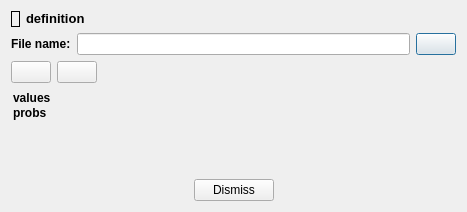
Qt form dialogs/valuespairsdialog.ui (PauloCarvalhoRJ/gammaray) before a commit.
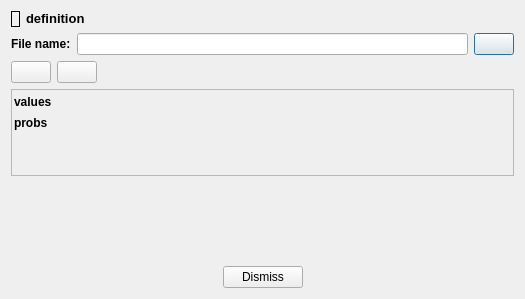
The same form after that commit. Icons and pictures are not drawn.

Commit message: CategoryDefinition: the CategoryPDF editor dialog (ValuesPairsDialog) can work with tens of entries.

Diff of the .ui file:
```diff
--- a/dialogs/valuespairsdialog.ui
+++ b/dialogs/valuespairsdialog.ui
@@ -6,8 +6,8 @@
    <rect>
     <x>0</x>
     <y>0</y>
-    <width>467</width>
-    <height>212</height>
+    <width>525</width>
+    <height>299</height>
    </rect>
   </property>
   <property name="windowTitle">
@@ -121,6 +121,45 @@
     </layout>
    </item>
    <item>
+    <widget class="QScrollArea" name="scrollArea">
+     <property name="sizePolicy">
+      <sizepolicy hsizetype="Expanding" vsizetype="Expanding">
+       <horstretch>0</horstretch>
+       <verstretch>0</verstretch>
+      </sizepolicy>
+     </property>
+     <property name="verticalScrollBarPolicy">
+      <enum>Qt::ScrollBarAlwaysOff</enum>
+     </property>
+     <property name="widgetResizable">
+      <bool>true</bool>
+     </property>
+     <widget class="QWidget" name="scrollAreaWidgetContents">
+      <property name="geometry">
+       <rect>
+        <x>0</x>
+        <y>0</y>
+        <width>505</width>
+        <height>76</height>
+       </rect>
+      </property>
+      <layout class="QHBoxLayout" name="horizontalLayout_5">
+       <property name="spacing">
+        <number>0</number>
+       </property>
+       <property name="leftMargin">
+        <number>0</number>
+       </property>
+       <property name="topMargin">
+        <number>0</number>
+       </property>
+       <property name="rightMargin">
+        <number>0</number>
+       </property>
+       <property name="bottomMargin">
+        <number>0</number>
+       </property>
+       <item>
     <layout class="QHBoxLayout" name="hlayoutPairs">
      <property name="spacing">
       <number>1</number>
@@ -138,6 +177,12 @@
        </property>
        <item>
         <widget class="QLabel" name="lbl1stCaption">
+             <property name="minimumSize">
+              <size>
+               <width>0</width>
+               <height>20</height>
+              </size>
+             </property>
          <property name="text">
           <string>&lt;html&gt;&lt;head/&gt;&lt;body&gt;&lt;p&gt;&lt;span style=&quot; font-weight:600;&quot;&gt;values&lt;/span&gt;&lt;/p&gt;&lt;/body&gt;&lt;/html&gt;</string>
          </property>
@@ -145,14 +190,37 @@
        </item>
        <item>
         <widget class="QLabel" name="lbl2ndCaption">
+             <property name="minimumSize">
+              <size>
+               <width>0</width>
+               <height>20</height>
+              </size>
+             </property>
          <property name="text">
           <string>&lt;html&gt;&lt;head/&gt;&lt;body&gt;&lt;p&gt;&lt;span style=&quot; font-weight:600;&quot;&gt;probs&lt;/span&gt;&lt;/p&gt;&lt;/body&gt;&lt;/html&gt;</string>
          </property>
         </widget>
        </item>
+           <item>
+            <spacer name="verticalSpacer_2">
+             <property name="orientation">
+              <enum>Qt::Vertical</enum>
+             </property>
+             <property name="sizeHint" stdset="0">
+              <size>
+               <width>20</width>
+               <height>40</height>
+              </size>
+             </property>
+            </spacer>
+           </item>
       </layout>
      </item>
     </layout>
+       </item>
+      </layout>
+     </widget>
+    </widget>
    </item>
    <item>
     <spacer name="verticalSpacer">
```
Left out of the diff: 22 changed lines with no effect on the pictures. Lines whose indentation alone changed are shown as unchanged.
